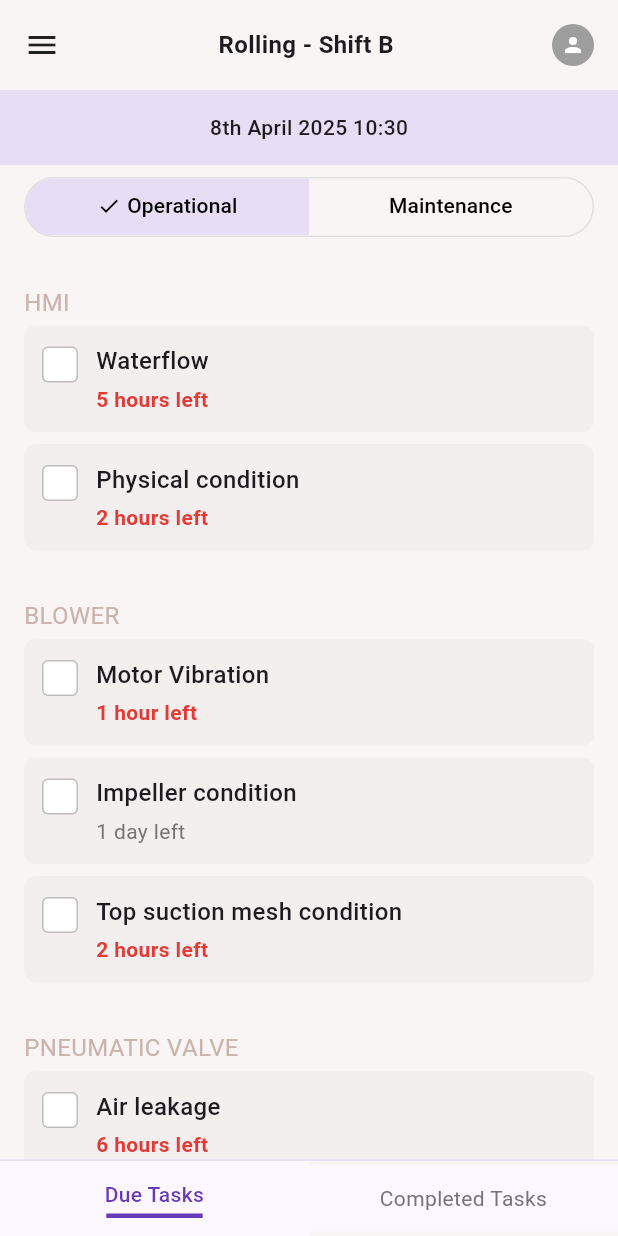
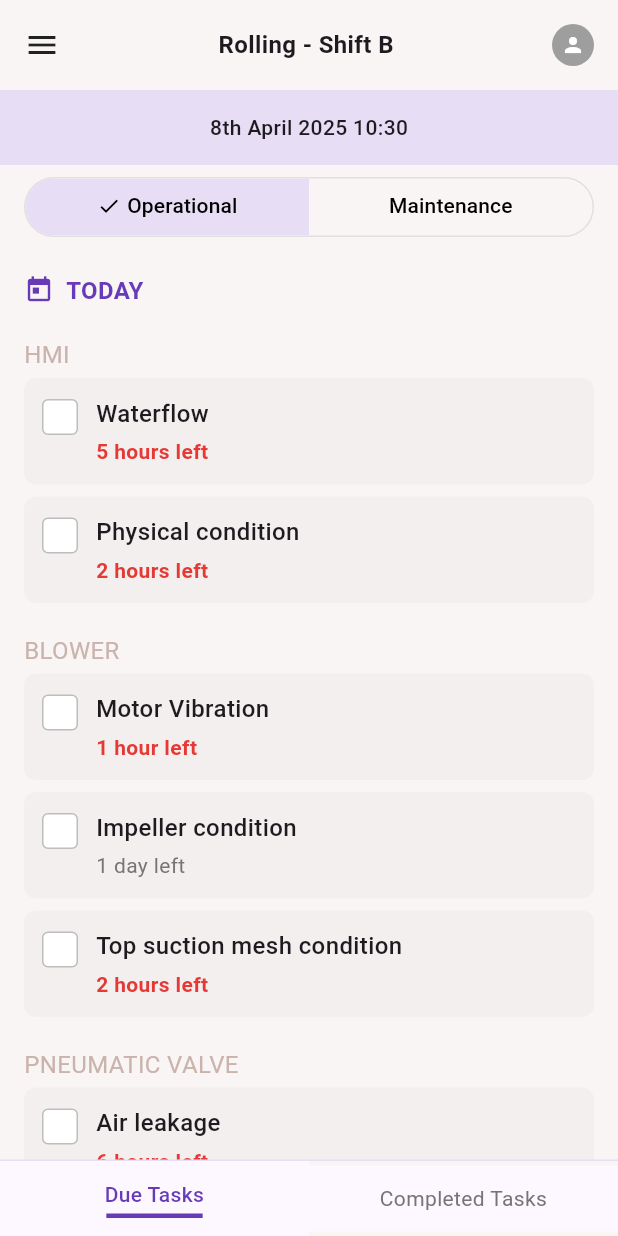
Before and after one commit to RakshitSathvara/Check-List-App, a Flutter app: the HomeScreen screen opened by its route, on a phone screen of 412 x 824 dp. Run offline on Flutter 3.47's test engine with Material 3 defaults, Android fonts, the phone set to English and light mode, and no system bars; our stand-ins replace go_router; accounts and stored records are empty.

Commit message:
Refactor task model and service to support today's and tomorrow's operational tasks with specification range and completion date

```diff
--- a/lib/models/dummy_data.dart
+++ b/lib/models/dummy_data.dart
@@ -10,6 +10,9 @@ List<Task> getDummyOperationalTasks() {
       category: 'HMI',
       timeRemaining: '5 hours left',
       isCompleted: false,
+      isRange: false,
+      specificationRange: '0.5 to 1.5',
+      completedAt: '',
     ),
     Task(
       id: 'op2',
@@ -17,6 +20,9 @@ List<Task> getDummyOperationalTasks() {
       category: 'HMI',
       timeRemaining: '2 hours left',
       isCompleted: false,
+      isRange: false,
+      specificationRange: '0.5 to 1.5',
+      completedAt: '',
     ),
 
     // BLOWER Category
@@ -26,6 +32,9 @@ List<Task> getDummyOperationalTasks() {
       category: 'BLOWER',
       timeRemaining: '1 hour left',
       isCompleted: false,
+      isRange: false,
+      specificationRange: '0.5 to 1.5',
+      completedAt: '',
     ),
     Task(
       id: 'op4',
@@ -33,6 +42,9 @@ List<Task> getDummyOperationalTasks() {
       category: 'BLOWER',
       timeRemaining: '1 day left',
       isCompleted: false,
+      isRange: false,
+      specificationRange: '0.5 to 1.5',
+      completedAt: '',
     ),
     Task(
       id: 'op5',
@@ -40,6 +52,9 @@ List<Task> getDummyOperationalTasks() {
       category: 'BLOWER',
       timeRemaining: '2 hours left',
       isCompleted: false,
+      isRange: false,
+      specificationRange: '0.5 to 1.5',
+      completedAt: '',
     ),
 
     // PNEUMATIC VALVE Category
@@ -49,6 +64,9 @@ List<Task> getDummyOperationalTasks() {
       category: 'PNEUMATIC VALVE',
       timeRemaining: '6 hours left',
       isCompleted: false,
+      isRange: false,
+      specificationRange: '0.5 to 1.5',
+      completedAt: '',
     ),
     Task(
       id: 'op7',
@@ -56,6 +74,9 @@ List<Task> getDummyOperationalTasks() {
       category: 'PNEUMATIC VALVE',
       timeRemaining: '30 mins left',
       isCompleted: false,
+      isRange: false,
+      specificationRange: '0.5 to 1.5',
+      completedAt: '',
     ),
   ];
 }
@@ -69,6 +90,9 @@ List<Task> getCompletedOperationalTasks() {
       category: 'COMPLETED',
       timeRemaining: '',
       isCompleted: true,
+      isRange: false,
+      specificationRange: '0.5 to 1.5',
+      completedAt: '',
     ),
     Task(
       id: 'cop2',
@@ -76,6 +100,9 @@ List<Task> getCompletedOperationalTasks() {
       category: 'COMPLETED',
       timeRemaining: '',
       isCompleted: true,
+      isRange: false,
+      specificationRange: '0.5 to 1.5',
+      completedAt: '',
     ),
     Task(
       id: 'cop3',
@@ -83,6 +110,9 @@ List<Task> getCompletedOperationalTasks() {
       category: 'COMPLETED',
       timeRemaining: '',
       isCompleted: true,
+      isRange: false,
+      specificationRange: '0.5 to 1.5',
+      completedAt: '',
     ),
     Task(
       id: 'cop4',
@@ -90,6 +120,9 @@ List<Task> getCompletedOperationalTasks() {
       category: 'COMPLETED',
       timeRemaining: '',
       isCompleted: true,
+      isRange: false,
+      specificationRange: '0.5 to 1.5',
+      completedAt: '',
     ),
   ];
 }
@@ -104,6 +137,9 @@ List<Task> getDummyMaintenanceTasks() {
       category: 'Today\'s Preventive/Planned Maintenance',
       timeRemaining: '3 hours Left',
       isCompleted: false,
+      isRange: false,
+      specificationRange: '0.5 to 1.5',
+      completedAt: '',
     ),
     Task(
       id: 'm2',
@@ -111,6 +147,9 @@ List<Task> getDummyMaintenanceTasks() {
       category: 'Today\'s Preventive/Planned Maintenance',
       timeRemaining: '1 hour Left',
       isCompleted: false,
+      isRange: false,
+      specificationRange: '0.5 to 1.5',
+      completedAt: '',
     ),
     Task(
       id: 'm3',
@@ -118,6 +157,9 @@ List<Task> getDummyMaintenanceTasks() {
       category: 'Today\'s Preventive/Planned Maintenance',
       timeRemaining: '4 hours Left',
       isCompleted: false,
+      isRange: false,
+      specificationRange: '0.5 to 1.5',
+      completedAt: '',
     ),
     Task(
       id: 'm4',
@@ -125,6 +167,9 @@ List<Task> getDummyMaintenanceTasks() {
       category: 'Today\'s Preventive/Planned Maintenance',
       timeRemaining: '30 mins left',
       isCompleted: false,
+      isRange: false,
+      specificationRange: '0.5 to 1.5',
+      completedAt: '',
     ),
 
     // Next Day's Preventive/Planned Maintenance
@@ -134,6 +179,9 @@ List<Task> getDummyMaintenanceTasks() {
       category: 'Next Day\'s Preventive/Planned Maintenance',
       timeRemaining: '1 day left',
       isCompleted: false,
+      isRange: false,
+      specificationRange: '0.5 to 1.5',
+      completedAt: '',
     ),
     Task(
       id: 'm6',
@@ -141,6 +189,9 @@ List<Task> getDummyMaintenanceTasks() {
       category: 'Next Day\'s Preventive/Planned Maintenance',
       timeRemaining: '1 day left',
       isCompleted: false,
+      isRange: false,
+      specificationRange: '0.5 to 1.5',
+      completedAt: '',
     ),
   ];
 }
@@ -154,6 +205,9 @@ List<Task> getCompletedMaintenanceTasks() {
       category: 'COMPLETED',
       timeRemaining: '',
       isCompleted: true,
+      isRange: false,
+      specificationRange: '0.5 to 1.5',
+      completedAt: '',
     ),
     Task(
       id: 'cm2',
@@ -161,6 +215,9 @@ List<Task> getCompletedMaintenanceTasks() {
       category: 'COMPLETED',
       timeRemaining: '',
       isCompleted: true,
+      isRange: false,
+      specificationRange: '0.5 to 1.5',
+      completedAt: '',
     ),
     Task(
       id: 'cm3',
@@ -168,6 +225,9 @@ List<Task> getCompletedMaintenanceTasks() {
       category: 'COMPLETED',
       timeRemaining: '',
       isCompleted: true,
+      isRange: false,
+      specificationRange: '0.5 to 1.5',
+      completedAt: '',
     ),
     Task(
       id: 'cm4',
@@ -175,6 +235,9 @@ List<Task> getCompletedMaintenanceTasks() {
       category: 'COMPLETED',
       timeRemaining: '',
       isCompleted: true,
+      isRange: false,
+      specificationRange: '0.5 to 1.5',
+      completedAt: '',
     ),
     Task(
       id: 'cm5',
@@ -182,6 +245,9 @@ List<Task> getCompletedMaintenanceTasks() {
       category: 'COMPLETED',
       timeRemaining: '',
       isCompleted: true,
+      isRange: false,
+      specificationRange: '0.5 to 1.5',
+      completedAt: '',
     ),
     Task(
       id: 'cm6',
@@ -189,6 +255,9 @@ List<Task> getCompletedMaintenanceTasks() {
       category: 'COMPLETED',
       timeRemaining: '',
       isCompleted: true,
+      isRange: false,
+      specificationRange: '0.5 to 1.5',
+      completedAt: '',
     ),
     Task(
       id: 'cm7',
@@ -196,6 +265,9 @@ List<Task> getCompletedMaintenanceTasks() {
       category: 'COMPLETED',
       timeRemaining: '',
       isCompleted: true,
+      isRange: false,
+      specificationRange: '0.5 to 1.5',
+      completedAt: '',
     ),
   ];
 }
--- a/lib/models/task.dart
+++ b/lib/models/task.dart
@@ -4,6 +4,9 @@ class Task {
   final String category;
   final String timeRemaining;
   final bool isCompleted;
+  final String specificationRange;
+  final bool isRange;
+  final String? completedAt;
 
   Task({
     required this.id,
@@ -11,5 +14,8 @@ class Task {
     required this.category,
     required this.timeRemaining,
     this.isCompleted = false,
+    required this.specificationRange,
+    required this.isRange,
+    this.completedAt,
   });
 }
--- a/lib/screens/home_screen.dart
+++ b/lib/screens/home_screen.dart
@@ -21,7 +21,8 @@ class _HomeScreenState extends State<HomeScreen>
   final Map<String, bool> _checkedTasks = {};
 
   // State for API tasks
-  List<Task> _operationalTasks = [];
+  List<Task> _todayOperationalTasks = [];
+  List<Task> _tomorrowOperationalTasks = [];
   bool _isLoading = false;
   String? _errorMessage;
 
@@ -79,7 +80,7 @@ class _HomeScreenState extends State<HomeScreen>
   }
 
   void _onTabChanged() {
-    if (_tabController.index == 0 && _operationalTasks.isEmpty) {
+    if (_tabController.index == 0 && _todayOperationalTasks.isEmpty && _tomorrowOperationalTasks.isEmpty) {
       // Fetch operational tasks when operational tab is selected
       _fetchOperationalTasks();
     }
@@ -94,17 +95,18 @@ class _HomeScreenState extends State<HomeScreen>
     });
 
     try {
-      final tasks = await TaskService.fetchOperationalTasks();
+      final tasksMap = await TaskService.fetchOperationalTasks();
 
       // Update the task completion status in _checkedTasks
-      for (var task in tasks) {
+      for (var task in [...tasksMap['today']!, ...tasksMap['tomorrow']!]) {
         if (!_checkedTasks.containsKey(task.id)) {
           _checkedTasks[task.id] = task.isCompleted;
         }
       }
 
       setState(() {
-        _operationalTasks = tasks;
+        _todayOperationalTasks = tasksMap['today']!;
+        _tomorrowOperationalTasks = tasksMap['tomorrow']!;
         _isLoading = false;
       });
     } catch (e) {
@@ -438,9 +440,116 @@ class _HomeScreenState extends State<HomeScreen>
 
   // Operational Due Tasks
   Widget _buildOperationalDueTasksView() {
-    // Get the tasks from API or dummy data
-    final tasks = _operationalTasks.isNotEmpty ? _operationalTasks : getDummyOperationalTasks();
     final bool isTablet = ResponsiveUtils.isTablet(context);
+
+    return SingleChildScrollView(
+      padding: EdgeInsets.symmetric(horizontal: isTablet ? 24.0 : 16.0),
+      child: Column(
+        crossAxisAlignment: CrossAxisAlignment.start,
+        children: [
+          // Display loading indicator when loading
+          if (_isLoading)
+            Center(
+              child: Padding(
+                padding: const EdgeInsets.all(16.0),
+                child: CircularProgressIndicator(),
+              ),
+            ),
+
+          // Display error message if there's an error
+          if (_errorMessage != null)
+            Padding(
+              padding: const EdgeInsets.all(16.0),
+              child: Text(
+                _errorMessage!,
+                style: TextStyle(color: Colors.red),
+              ),
+            ),
+
+          // TODAY SECTION
+          Padding(
+            padding: EdgeInsets.only(
+              top: isTablet ? 24.0 : 16.0,
+              bottom: isTablet ? 12.0 : 8.0,
+            ),
+            child: Row(
+              children: [
+                Icon(
+                  Icons.today,
+                  color: const Color(0xFF673AB7),
+                  size: isTablet ? 24.0 : 20.0,
+                ),
+                SizedBox(width: 8.0),
+                Text(
+                  "TODAY",
+                  style: TextStyle(
+                    color: const Color(0xFF673AB7),
+                    fontSize: ResponsiveUtils.getScaledFontSize(context, 16),
+                    fontWeight: FontWeight.bold,
+                  ),
+                ),
+              ],
+            ),
+          ),
+
+          // Today's tasks or dummy data if no tasks available
+          _buildTasksSection(_todayOperationalTasks.isNotEmpty
+              ? _todayOperationalTasks
+              : getDummyOperationalTasks()),
+
+          // TOMORROW SECTION
+          Padding(
+            padding: EdgeInsets.only(
+              top: isTablet ? 32.0 : 24.0,
+              bottom: isTablet ? 12.0 : 8.0,
+            ),
+            child: Row(
+              children: [
+                Icon(
+                  Icons.event_note,
+                  color: const Color(0xFF673AB7),
+                  size: isTablet ? 24.0 : 20.0,
+                ),
+                SizedBox(width: 8.0),
+                Text(
+                  "TOMORROW",
+                  style: TextStyle(
+                    color: const Color(0xFF673AB7),
+                    fontSize: ResponsiveUtils.getScaledFontSize(context, 16),
+                    fontWeight: FontWeight.bold,
+                  ),
+                ),
+              ],
+            ),
+          ),
+
+          // Tomorrow's tasks
+          _buildTasksSection(_tomorrowOperationalTasks),
+
+          // Add some padding at the bottom
+          SizedBox(height: 16.0),
+        ],
+      ),
+    );
+  }
+
+  // Helper method to build task sections
+  Widget _buildTasksSection(List<Task> tasks) {
+    // If no tasks are available, show a message
+    if (tasks.isEmpty) {
+      return Padding(
+        padding: const EdgeInsets.all(16.0),
+        child: Center(
+          child: Text(
+            "No tasks available",
+            style: TextStyle(
+              color: Colors.grey[600],
+              fontSize: ResponsiveUtils.getScaledFontSize(context, 14),
+            ),
+          ),
+        ),
+      );
+    }
 
     // Group tasks by category
     Map<String, List<Task>> groupedTasks = {};
@@ -451,9 +560,7 @@ class _HomeScreenState extends State<HomeScreen>
       groupedTasks[task.category]!.add(task);
     }
 
-    return SingleChildScrollView(
-      padding: EdgeInsets.symmetric(horizontal: isTablet ? 24.0 : 16.0),
-      child: Column(
+    return Column(
       crossAxisAlignment: CrossAxisAlignment.start,
       children: groupedTasks.entries.map((entry) {
         final category = entry.key;
@@ -465,7 +572,7 @@ class _HomeScreenState extends State<HomeScreen>
             // Category label (HMI, BLOWER, etc.)
             Padding(
               padding: EdgeInsets.only(
-                  top: isTablet ? 32.0 : 24.0,
+                top: ResponsiveUtils.isTablet(context) ? 16.0 : 12.0,
                 bottom: 4
               ),
               child: Text(
@@ -483,7 +590,6 @@ class _HomeScreenState extends State<HomeScreen>
           ],
         );
       }).toList(),
-      ),
     );
   }
 
--- a/lib/services/task_service.dart
+++ b/lib/services/task_service.dart
@@ -7,7 +7,7 @@ import 'auth_service.dart';
 class TaskService {
   static const String _baseUrl = "https://vishakha.roblinx.com/api";
 
-  static Future<List<Task>> fetchOperationalTasks() async {
+  static Future<Map<String, List<Task>>> fetchOperationalTasks() async {
     try {
       final url = Uri.parse('$_baseUrl/shift-incharge-tasks');
 
@@ -30,18 +30,46 @@ class TaskService {
         final Map<String, dynamic> responseData = json.decode(response.body);
 
         if (responseData['status'] == true) {
-          final List<dynamic> tasksJson = responseData['tasks'];
+          final Map<String, List<Task>> result = {
+            'today': [],
+            'tomorrow': []
+          };
 
-          // Convert the JSON to Task objects
-          return tasksJson.map((taskJson) {
+          // Parse today's tasks
+          if (responseData.containsKey('today_tasks')) {
+            final List<dynamic> todayTasksJson = responseData['today_tasks'];
+            result['today'] = todayTasksJson.map((taskJson) {
               return Task(
                 id: taskJson['task_id'].toString(),
                 name: taskJson['check_points'],
                 category: taskJson['equipment'],
                 timeRemaining: '', // No time remaining info in API
                 isCompleted: taskJson['completed'] == 1,
+                specificationRange: taskJson['specification_range'],
+                isRange: taskJson['is_range'] == 1,
+                completedAt: taskJson['completed_at'],
               );
             }).toList();
+          }
+
+          // Parse tomorrow's tasks
+          if (responseData.containsKey('tomorrow_tasks')) {
+            final List<dynamic> tomorrowTasksJson = responseData['tomorrow_tasks'];
+            result['tomorrow'] = tomorrowTasksJson.map((taskJson) {
+              return Task(
+                id: taskJson['task_id'].toString(),
+                name: taskJson['check_points'],
+                category: taskJson['equipment'],
+                timeRemaining: '', // No time remaining info in API
+                isCompleted: taskJson['completed'] == 1,
+                specificationRange: taskJson['specification_range'],
+                isRange: taskJson['is_range'] == 1,
+                completedAt: taskJson['completed_at'],
+              );
+            }).toList();
+          }
+
+          return result;
         } else {
           throw Exception(responseData['message'] ?? 'Failed to load tasks');
         }
@@ -50,8 +78,11 @@ class TaskService {
       }
     } catch (e) {
       print('Error fetching operational tasks: $e');
-      // Return an empty list in case of error
-      return [];
+      // Return empty lists in case of error
+      return {
+        'today': [],
+        'tomorrow': []
+      };
     }
   }
 }
```
Lines whose indentation alone changed are shown as unchanged.
